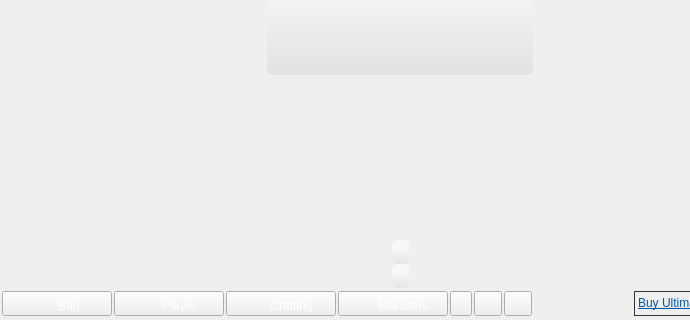
alphaonex86/CatchChallenger, file client/qt/interface/BaseWindow.ui: the form before one commit; both pictures show x 0 to 690 and y 280 to 600 of the 800 by 600 pixel window.
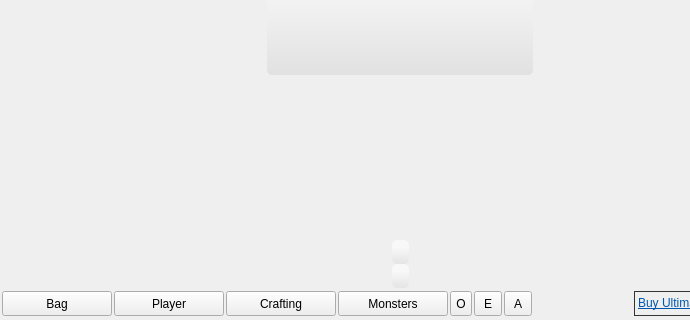
The form after the commit. The open tabs and pages were chosen to show the change. Icons and pictures are not drawn.

What changed in the file:
```diff
--- a/client/qt/interface/BaseWindow.ui
+++ b/client/qt/interface/BaseWindow.ui
@@ -10,18 +10,6 @@
     <height>600</height>
    </rect>
   </property>
-  <property name="minimumSize">
-   <size>
-    <width>800</width>
-    <height>600</height>
-   </size>
-  </property>
-  <property name="maximumSize">
-   <size>
-    <width>800</width>
-    <height>600</height>
-   </size>
-  </property>
   <property name="windowTitle">
    <string notr="true">CatchChallenger</string>
   </property>
@@ -819,25 +807,6 @@
                   <height>25</height>
                  </size>
                 </property>
-                <property name="styleSheet">
-                 <string notr="true">QPushButton::hover {
-background-position:left center;
-}
-QPushButton::pressed {
-background-position:left bottom;
-}
-QPushButton { 
-background-image: url(:/images/interface/option-chest.png);
-border-image: url(:/images/empty.png);
-color: rgb(255, 255, 255);
-padding-left:28px;
-padding-right:4px;
-padding-top:8px;
-padding-bottom:3px;
-background-attachment:fixed;
-}
-</string>
-                </property>
                 <property name="text">
                  <string>Bag</string>
                 </property>
@@ -857,23 +826,6 @@
                   <height>25</height>
                  </size>
                 </property>
-                <property name="styleSheet">
-                 <string notr="true">QPushButton::hover {
-background-position:left center;
-}
-QPushButton::pressed {
-background-position:left bottom;
-}
-QPushButton { 
-background-image: url(:/images/interface/option-player.png);
-border-image: url(:/images/empty.png);
-color: rgb(255, 255, 255);
-padding-left:25px;
-padding-right:4px;
-padding-top:8px;
-padding-bottom:3px;
-}</string>
-                </property>
                 <property name="text">
                  <string>Player</string>
                 </property>
@@ -893,23 +845,6 @@
                   <height>25</height>
                  </size>
                 </property>
-                <property name="styleSheet">
-                 <string notr="true">QPushButton::hover {
-background-position:left center;
-}
-QPushButton::pressed {
-background-position:left bottom;
-}
-QPushButton { 
-background-image: url(:/images/interface/option-craft.png);
-border-image: url(:/images/empty.png);
-color: rgb(255, 255, 255);
-padding-left:25px;
-padding-right:4px;
-padding-top:8px;
-padding-bottom:3px;
-}</string>
-                </property>
                 <property name="text">
                  <string>Crafting</string>
                 </property>
@@ -929,23 +864,6 @@
                   <height>25</height>
                  </size>
                 </property>
-                <property name="styleSheet">
-                 <string notr="true">QPushButton::hover {
-background-position:left center;
-}
-QPushButton::pressed {
-background-position:left bottom;
-}
-QPushButton { 
-	background-image: url(:/images/interface/button-generic.png);
-border-image: url(:/images/empty.png);
-color: rgb(255, 255, 255);
-padding-left:25px;
-padding-right:4px;
-padding-top:8px;
-padding-bottom:3px;
-}</string>
-                </property>
                 <property name="text">
                  <string>Monsters</string>
                 </property>
@@ -968,17 +886,8 @@
                 <property name="toolTip">
                  <string>Options</string>
                 </property>
-                <property name="styleSheet">
-                 <string notr="true">QToolButton::hover {
-background-position:left center;
-}
-QToolButton::pressed {
-background-position:left bottom;
-}
-QToolButton { 
-background-image: url(:/images/interface/option-options.png);
-border-image: url(:/images/empty.png);
-}</string>
+                <property name="text">
+                 <string>O</string>
                 </property>
                </widget>
               </item>
@@ -999,17 +908,8 @@
                 <property name="toolTip">
                  <string>Encyclopedia</string>
                 </property>
-                <property name="styleSheet">
-                 <string notr="true">QToolButton::hover {
-background-position:left center;
-}
-QToolButton::pressed {
-background-position:left bottom;
-}
-QToolButton { 
-background-image: url(:/images/interface/option-map.png);
-border-image: url(:/images/empty.png);
-}</string>
+                <property name="text">
+                 <string>E</string>
                 </property>
                </widget>
               </item>
@@ -1030,17 +930,8 @@
                 <property name="toolTip">
                  <string>Admin</string>
                 </property>
-                <property name="styleSheet">
-                 <string notr="true">QToolButton::hover {
-background-position:left center;
-}
-QToolButton::pressed {
-background-position:left bottom;
-}
-QToolButton { 
-background-image: url(:/images/interface/option-admin.png);
-border-image: url(:/images/empty.png);
-}</string>
+                <property name="text">
+                 <string>A</string>
                 </property>
                </widget>
               </item>
```
Left out of the diff: 59 changed lines with no effect on the pictures.
